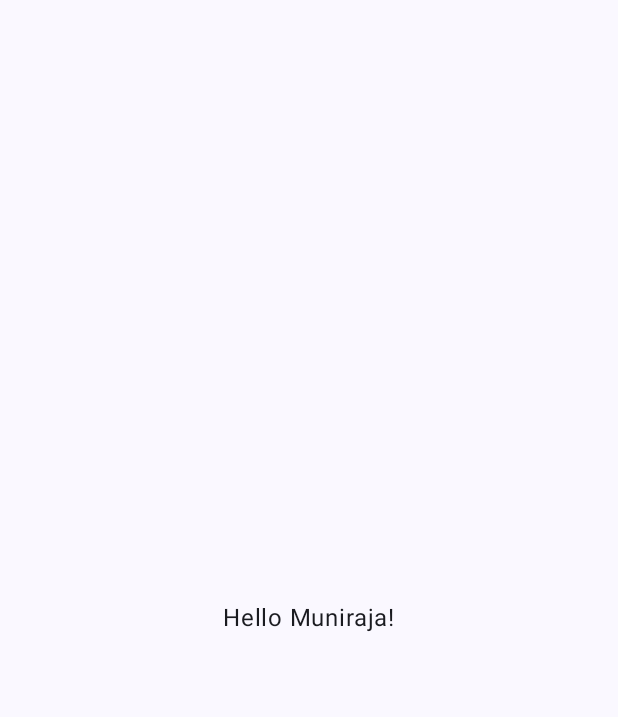
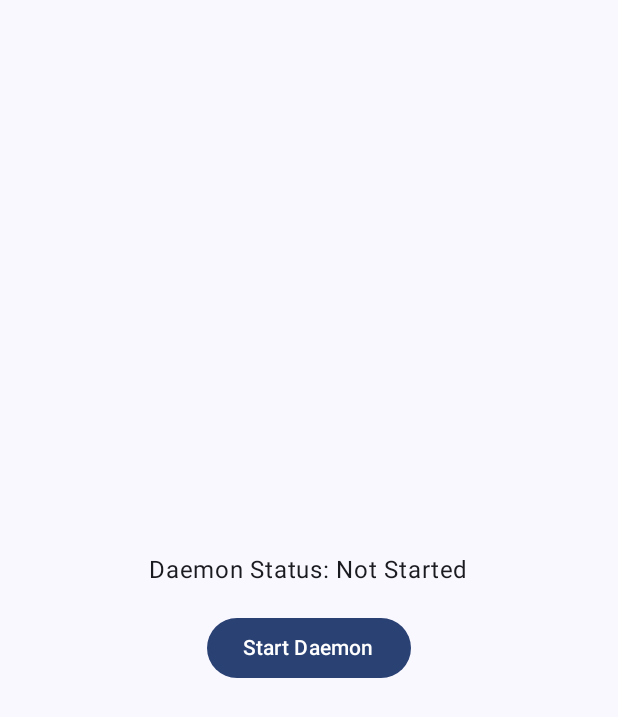
Before and after one commit to libre-tools/libreconnect, an Android app built with Jetpack Compose: the screen it shows after launch (MainActivity), on a phone screen of 412 x 824 dp. Before the commit the part shown is almost empty. Shown: the top 717 px of the screen. Run offline under Robolectric (Android 15) with nearby library versions, the phone set to English and light mode, and no system bars.

Commit message:
feat(android): Implement basic Jetpack Compose UI. Update spec and changelog.

```diff
--- a/mobile/android/app/src/main/java/dev/libretools/connect/MainActivity.kt
+++ b/mobile/android/app/src/main/java/dev/libretools/connect/MainActivity.kt
@@ -8,12 +8,18 @@ import androidx.compose.foundation.layout.Arrangement
 import androidx.compose.foundation.layout.Column
 import androidx.compose.foundation.layout.fillMaxSize
 import androidx.compose.foundation.layout.padding
+import androidx.compose.material3.Button
 import androidx.compose.material3.Scaffold
 import androidx.compose.material3.Text
 import androidx.compose.runtime.Composable
+import androidx.compose.runtime.getValue
+import androidx.compose.runtime.mutableStateOf
+import androidx.compose.runtime.remember
+import androidx.compose.runtime.setValue
 import androidx.compose.ui.Alignment
 import androidx.compose.ui.Modifier
 import androidx.compose.ui.tooling.preview.Preview
+import androidx.compose.ui.unit.dp
 import dev.libretools.connect.ui.theme.LibreConnectTheme
 
 class MainActivity : ComponentActivity() {
@@ -22,36 +28,42 @@ class MainActivity : ComponentActivity() {
         enableEdgeToEdge()
         setContent {
             LibreConnectTheme {
-                Scaffold(modifier = Modifier.fillMaxSize()) { innerPadding ->
-                    Column(
-                        modifier = Modifier
-                            .fillMaxSize()
-                            .padding(innerPadding),
-                        verticalArrangement = Arrangement.Center,
-                        horizontalAlignment = Alignment.CenterHorizontally
-                    ) {
-                        Greeting(
-                            name = "Muniraja"
-                        )
-                    }
-                }
+                LibreConnectApp()
             }
         }
     }
 }
 
 @Composable
-fun Greeting(name: String, modifier: Modifier = Modifier) {
-    Text(
-        text = "Hello $name!",
-        modifier = modifier
-    )
+fun LibreConnectApp(modifier: Modifier = Modifier) {
+    var daemonStatus by remember { mutableStateOf("Daemon Status: Not Started") }
+
+    Scaffold(modifier = modifier.fillMaxSize()) { innerPadding ->
+        Column(
+            modifier = Modifier
+                .fillMaxSize()
+                .padding(innerPadding),
+            verticalArrangement = Arrangement.Center,
+            horizontalAlignment = Alignment.CenterHorizontally
+        ) {
+            Text(
+                text = daemonStatus,
+                modifier = Modifier.padding(bottom = 16.dp) // Add some padding
+            )
+            Button(onClick = {
+                // In a real app, this would call the Rust daemon start function
+                daemonStatus = "Daemon Status: Started (simulated)"
+            }) {
+                Text("Start Daemon")
+            }
+        }
+    }
 }
 
 @Preview(showBackground = true)
 @Composable
-fun GreetingPreview() {
+fun LibreConnectAppPreview() {
     LibreConnectTheme {
-        Greeting("Android")
+        LibreConnectApp()
     }
 }
```
Also changed, not shown: 2 other files.
